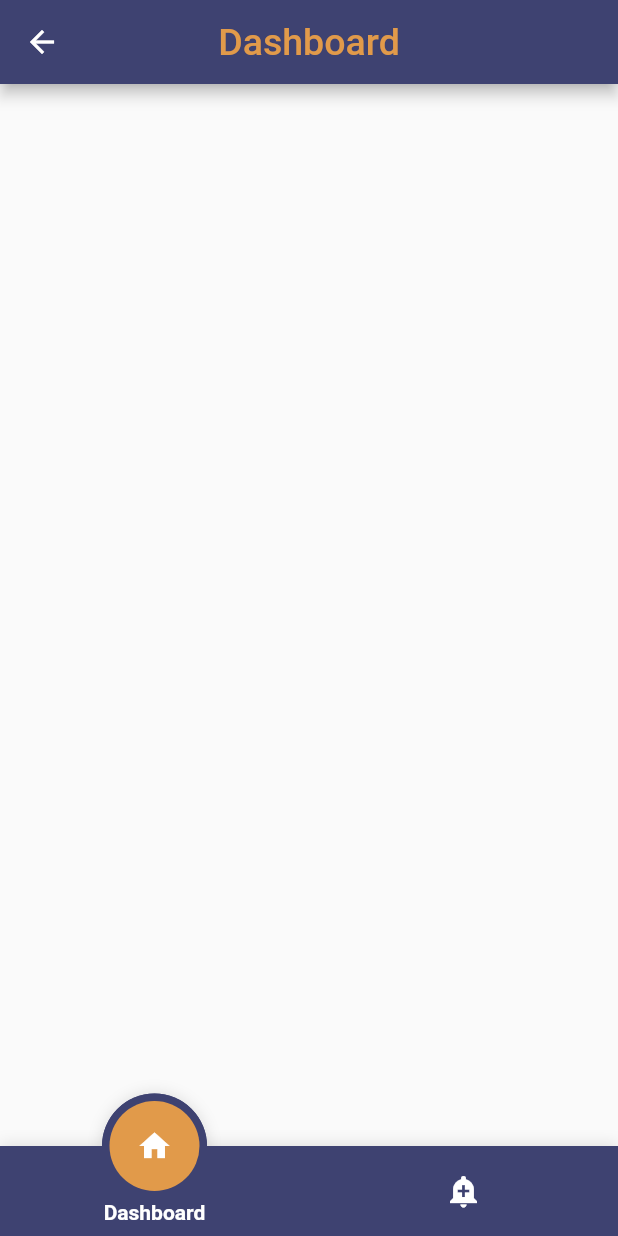
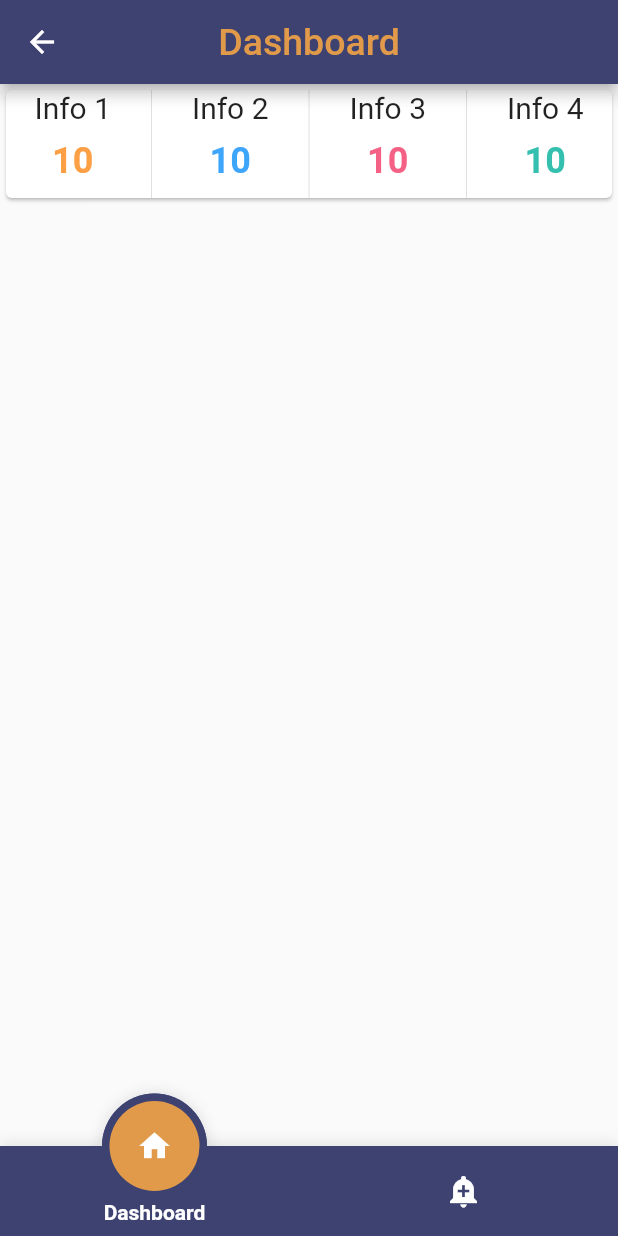
Before and after one commit to Egomination/quela, a Flutter app: the PatientDashboard screen opened by its route, on a phone screen of 412 x 824 dp. Run offline on Flutter 3.47's test engine with Material 2 defaults, Android fonts, the phone set to English and light mode, and no system bars; drawn by our look-alikes of fancy_bottom_navigation.

Commit message:
Info Overview Bar

```diff
--- a/lib/pages/patient/dashboard.dart
+++ b/lib/pages/patient/dashboard.dart
@@ -15,7 +15,103 @@ class PatientDashboard extends StatelessWidget {
     );
   }
 
-  Widget patientBody() {}
+  Widget patientBody() {
+    return Container(
+      child: SizedBox(
+        height: 80.0,
+        child: Card(
+          child: Row(
+            mainAxisAlignment: MainAxisAlignment.spaceEvenly,
+            children: <Widget>[
+              Container(
+                width: 80.0,
+                child: Column(
+                  children: <Widget>[
+                    Text(
+                      "Info 1",
+                      style: TextStyle(fontSize: 20.0),
+                    ),
+                    SizedBox(height: 10),
+                    Text(
+                      "10",
+                      style: TextStyle(
+                        fontSize: 24.0,
+                        color: HexColor("#FD9F45"),
+                        fontWeight: FontWeight.bold,
+                      ),
+                    ),
+                  ],
+                ),
+              ),
+              VerticalDivider(),
+              Container(
+                width: 80.0,
+                child: Column(
+                  children: <Widget>[
+                    Text(
+                      "Info 2",
+                      style: TextStyle(fontSize: 20.0),
+                    ),
+                    SizedBox(height: 10),
+                    Text(
+                      "10",
+                      style: TextStyle(
+                        fontSize: 24.0,
+                        color: HexColor("#3DA5FA"),
+                        fontWeight: FontWeight.bold,
+                      ),
+                    ),
+                  ],
+                ),
+              ),
+              VerticalDivider(),
+              Container(
+                width: 80.0,
+                child: Column(
+                  children: <Widget>[
+                    Text(
+                      "Info 3",
+                      style: TextStyle(fontSize: 20.0),
+                    ),
+                    SizedBox(height: 10),
+                    Text(
+                      "10",
+                      style: TextStyle(
+                        fontSize: 24.0,
+                        color: HexColor("#F56185"),
+                        fontWeight: FontWeight.bold,
+                      ),
+                    ),
+                  ],
+                ),
+              ),
+              VerticalDivider(),
+              Container(
+                width: 80.0,
+                child: Column(
+                  children: <Widget>[
+                    Text(
+                      "Info 4",
+                      style: TextStyle(fontSize: 20.0),
+                    ),
+                    SizedBox(height: 10),
+                    Text(
+                      "10",
+                      style: TextStyle(
+                        fontSize: 24.0,
+                        color: HexColor("#35BFAF"),
+                        fontWeight: FontWeight.bold,
+                      ),
+                    ),
+                  ],
+                ),
+              ),
+            ],
+          ),
+        ),
+      ),
+    );
+  }
 
   @override
   Widget build(BuildContext context) {
```
